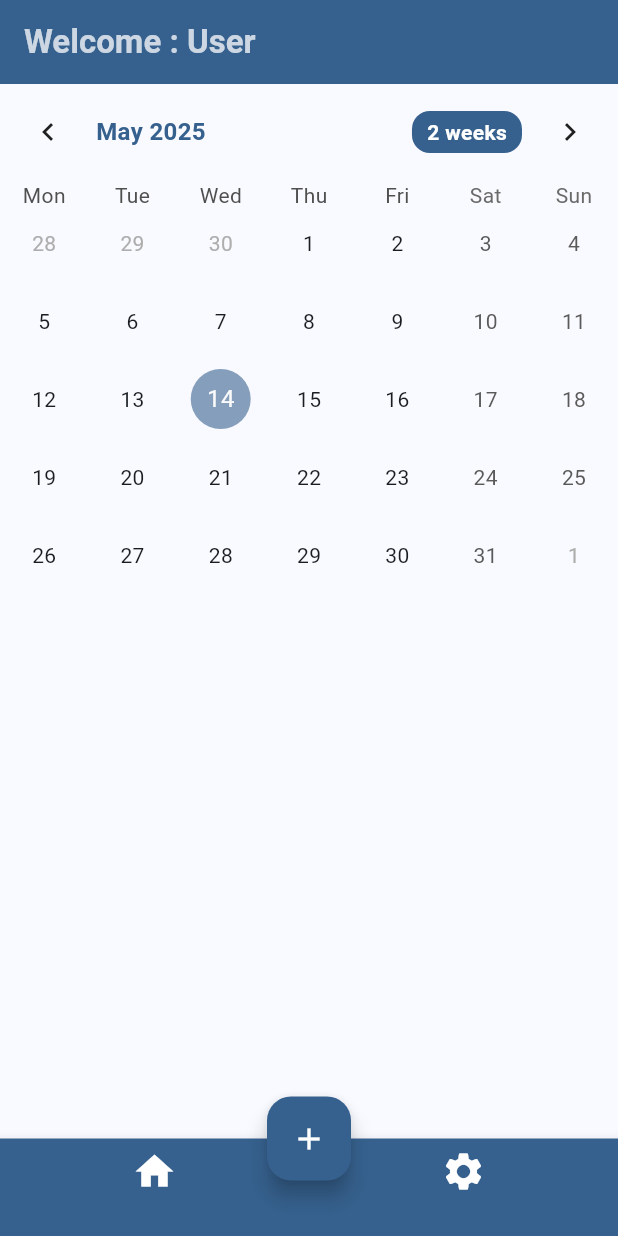
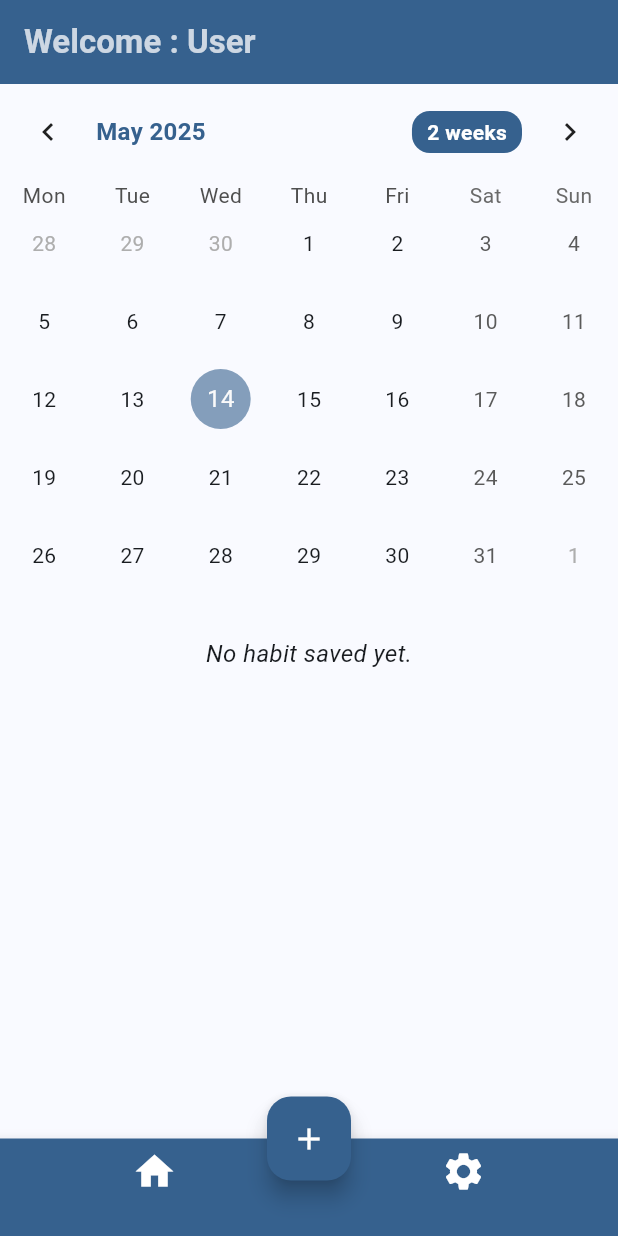
Before and after one commit to sz-adam/habit_tracker, a Flutter app: the screen it shows after launch, on a phone screen of 412 x 824 dp. Run offline on Flutter 3.47's test engine with Material 3 defaults, Android fonts, the phone set to English and light mode, and no system bars; drawn by our look-alikes of table_calendar; our stand-ins replace flutter_colorpicker, flutter_riverpod, hive, hive_flutter; missing offline and left inert: flutter_iconpicker; accounts and stored records are empty; generated files the repository leaves out were written again.

Commit message:
create habit card

```diff
--- a/lib/screens/home_screen.dart
+++ b/lib/screens/home_screen.dart
@@ -1,6 +1,8 @@
 import 'package:flutter/material.dart';
 import 'package:flutter_riverpod/flutter_riverpod.dart';
 import 'package:habit_tracker/widget/Calendar.dart';
+import 'package:habit_tracker/widget/habit_card.dart';
+import '../riverpod/habit_provider.dart';
 import '../riverpod/name_provider.dart';
 
 class HomeScreen extends ConsumerStatefulWidget {
@@ -14,6 +16,8 @@ class _HomeScreenState extends ConsumerState<HomeScreen> {
   @override
   Widget build(BuildContext context) {
     final userName = ref.watch(userNameProvider);
+    final habits = ref.watch(habitProvider);
+
     final theme = Theme.of(context);
 
     return Scaffold(
@@ -28,7 +32,35 @@ class _HomeScreenState extends ConsumerState<HomeScreen> {
       ),
       body: Column(
         children: [
-          Calendar()
+          Calendar(),
+          const SizedBox(height: 20),
+          habits.isNotEmpty
+              ? Expanded(
+                child: GridView.builder(
+                  padding: const EdgeInsets.symmetric(
+                    horizontal: 10,
+                    vertical: 5,
+                  ),
+                  itemCount: habits.length,
+                  gridDelegate: const SliverGridDelegateWithFixedCrossAxisCount(
+                    crossAxisCount: 2,
+                    crossAxisSpacing: 12,
+                    mainAxisSpacing: 12,
+                    childAspectRatio: 1,
+                  ),
+                  itemBuilder: (context, index) {
+                    final habit = habits[index];
+                    return HabitCard(habit: habit);
+                  },
+                ),
+              )
+              : const Padding(
+                padding: EdgeInsets.all(8.0),
+                child: Text(
+                  'No habit saved yet.',
+                  style: TextStyle(fontSize: 16, fontStyle: FontStyle.italic),
+                ),
+              ),
         ],
       ),
     );
```
Also changed, not shown: lib/widget/habit_card.dart (added, +88 -0 lines).
